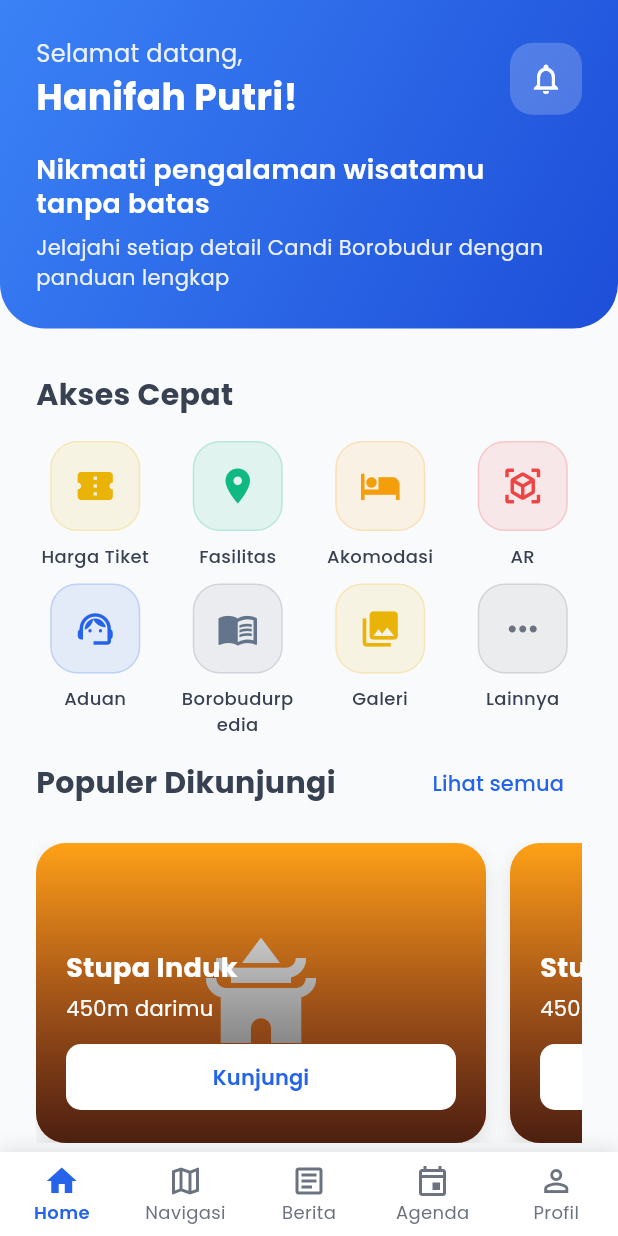
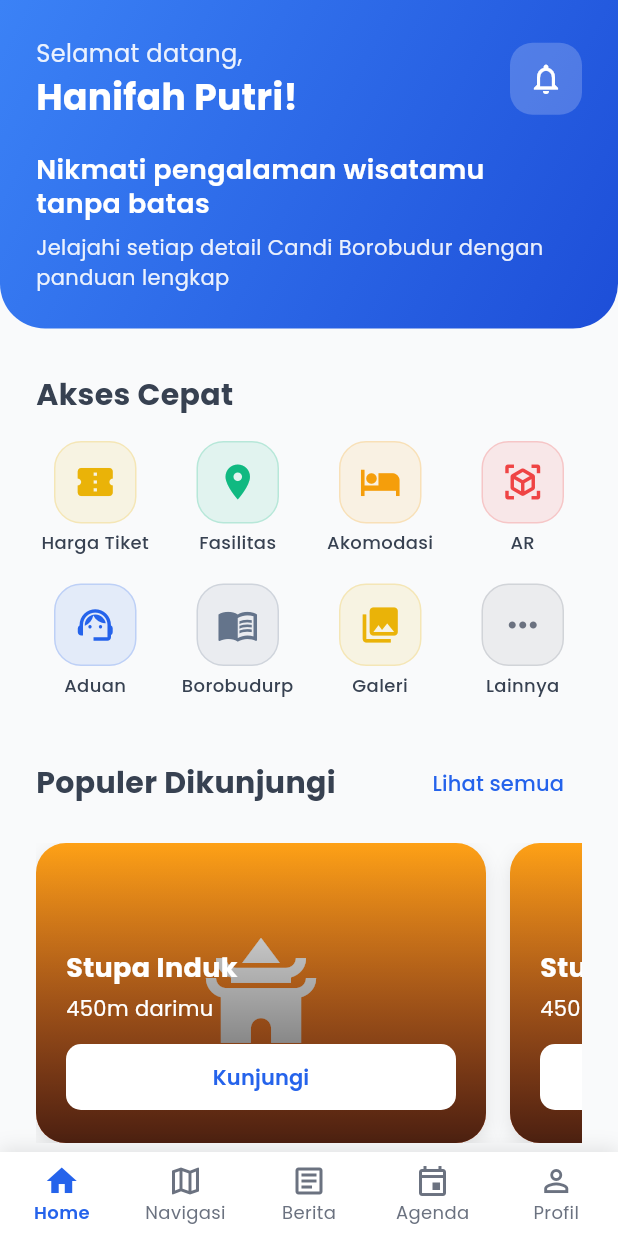
Before and after one commit to fabian4819/DTETI-X-BOROBUDUR-APPS, a Flutter app: the screen it shows after launch, after a tap on "Mulai Menjelajah", after a tap on "Masuk", on a phone screen of 412 x 824 dp. Run offline on Flutter 3.47's test engine with Material 3 defaults, Android fonts, the light colour scheme and no system bars.

Commit message:
Refactor code structure for improved readability and maintainability

```diff
--- a/lib/screens/auth/login_screen.dart
+++ b/lib/screens/auth/login_screen.dart
@@ -31,17 +31,23 @@ class _LoginScreenState extends State<LoginScreen> {
                 child: Column(
                   children: [
                     Container(
-                      width: 80,
-                      height: 80,
+                      width: 100,
+                      height: 100,
                       decoration: BoxDecoration(
                         gradient: AppColors.primaryGradient,
                         borderRadius: BorderRadius.circular(20),
                       ),
-                      child: const Icon(
-                        Icons.temple_buddhist,
-                        size: 40,
-                        color: Colors.white,
-                      ),
+                      child: Image.asset(
+                            'assets/images/splash-screen.png',
+                            fit: BoxFit.cover,
+                            errorBuilder: (context, error, stackTrace) {
+                              return const Icon(
+                                Icons.temple_buddhist,
+                                size: 60,
+                                color: AppColors.primary,
+                              );
+                            },
+                          ),
                     ),
                     const SizedBox(height: 24),
                     const Text(
--- a/lib/screens/home/home_screen.dart
+++ b/lib/screens/home/home_screen.dart
@@ -144,7 +144,9 @@ class HomeScreen extends StatelessWidget {
                             Navigator.push(
                               context,
                               MaterialPageRoute(
-                                builder: (context) => const BorobudurpediaMainScreen(),
+                                builder:
+                                    (context) =>
+                                        const BorobudurpediaMainScreen(),
                               ),
                             );
                           },
@@ -202,9 +204,7 @@ class HomeScreen extends StatelessWidget {
                         itemBuilder: (context, index) {
                           return Container(
                             width: 300,
-                            margin: EdgeInsets.only(
-                              right: index < 2 ? 16 : 0,
-                            ),
+                            margin: EdgeInsets.only(right: index < 2 ? 16 : 0),
                             decoration: BoxDecoration(
                               borderRadius: BorderRadius.circular(20),
                               boxShadow: [
@@ -248,7 +248,8 @@ class HomeScreen extends StatelessWidget {
                                     left: 20,
                                     right: 20,
                                     child: Column(
-                                      crossAxisAlignment: CrossAxisAlignment.start,
+                                      crossAxisAlignment:
+                                          CrossAxisAlignment.start,
                                       children: [
                                         const Text(
                                           'Stupa Induk',
@@ -273,10 +274,15 @@ class HomeScreen extends StatelessWidget {
                                             onPressed: () {},
                                             style: ElevatedButton.styleFrom(
                                               backgroundColor: Colors.white,
-                                              foregroundColor: AppColors.primary,
-                                              padding: const EdgeInsets.symmetric(vertical: 12),
+                                              foregroundColor:
+                                                  AppColors.primary,
+                                              padding:
+                                                  const EdgeInsets.symmetric(
+                                                    vertical: 12,
+                                                  ),
                                               shape: RoundedRectangleBorder(
-                                                borderRadius: BorderRadius.circular(10),
+                                                borderRadius:
+                                                    BorderRadius.circular(10),
                                               ),
                                             ),
                                             child: const Text(
@@ -320,9 +326,7 @@ class HomeScreen extends StatelessWidget {
                     const SizedBox(height: 8),
                     const Text(
                       'Jangan sampai terlewat',
-                      style: TextStyle(
-                        color: AppColors.mediumGray,
-                      ),
+                      style: TextStyle(color: AppColors.mediumGray),
                     ),
                     const SizedBox(height: 16),
                     Container(
@@ -419,30 +423,28 @@ class HomeScreen extends StatelessWidget {
       child: Column(
         children: [
           Container(
-            width: 60,
-            height: 60,
+            width: 55,
+            height: 55,
             decoration: BoxDecoration(
               color: color.withOpacity(0.1),
               borderRadius: BorderRadius.circular(18),
-              border: Border.all(
-                color: color.withOpacity(0.2),
-                width: 1,
+              border: Border.all(color: color.withOpacity(0.2), width: 1),
             ),
+            child: Icon(icon, size: 28, color: color),
           ),
-            child: Icon(
-              icon,
-              size: 28,
-              color: color,
-            ),
-          ),
-          const SizedBox(height: 8),
-          Text(
+          const SizedBox(height: 4),
+          Expanded(
+            // <--- Added Expanded here
+            child: Text(
               label,
               textAlign: TextAlign.center,
+              maxLines: 2,
+              overflow: TextOverflow.ellipsis,
               style: const TextStyle(
                 fontSize: 12,
                 fontWeight: FontWeight.w500,
                 color: AppColors.darkGray,
+              ),
             ),
           ),
         ],
--- a/lib/screens/onboarding_screen.dart
+++ b/lib/screens/onboarding_screen.dart
@@ -1,4 +1,5 @@
 import 'package:flutter/material.dart';
+import 'dart:ui'; // Import for ImageFilter
 import 'auth/login_screen.dart';
 import '../utils/app_colors.dart';
 
@@ -9,61 +10,39 @@ class OnboardingScreen extends StatelessWidget {
   Widget build(BuildContext context) {
     return Scaffold(
       body: Container(
+        // Set the background image
         decoration: const BoxDecoration(
-          gradient: LinearGradient(
-            begin: Alignment.topCenter,
-            end: Alignment.bottomCenter,
-            colors: [
-              Color(0xFF87CEEB),
-              Color(0xFFE6E6FA),
-            ],
+          image: DecorationImage(
+            image: AssetImage(
+              'assets/images/borobudur-onboarding.png',
+            ), // Use AssetImage for local assets
+            fit: BoxFit.cover, // Cover the entire screen
           ),
         ),
         child: SafeArea(
           child: Column(
             children: [
-              Expanded(
-                flex: 3,
-                child: Container(
-                  width: double.infinity,
-                  margin: const EdgeInsets.all(20),
-                  decoration: BoxDecoration(
-                    borderRadius: BorderRadius.circular(20),
-                    boxShadow: [
-                      BoxShadow(
-                        color: Colors.black.withOpacity(0.3),
-                        blurRadius: 20,
-                        offset: const Offset(0, 10),
-                      ),
-                    ],
-                  ),
-                  child: ClipRRect(
-                    borderRadius: BorderRadius.circular(20),
-                    child: Image.network(
-                      'https://images.unsplash.com/photo-1552832230-8b3b4f6e1d3d?w=500',
-                      fit: BoxFit.cover,
-                      errorBuilder: (context, error, stackTrace) {
-                        return Container(
-                          decoration: const BoxDecoration(
-                            gradient: AppColors.sunsetGradient,
-                          ),
-                          child: const Center(
-                            child: Icon(
-                              Icons.temple_buddhist,
-                              size: 100,
-                              color: Colors.white,
-                            ),
-                          ),
-                        );
-                      },
-                    ),
-                  ),
-                ),
+              // Spacer to push content to the bottom (optional, adjust flex as needed)
+              const Expanded(
+                flex:
+                    3, // Adjust this flex to control how much space the top empty part takes
+                child: SizedBox.shrink(), // Empty space
               ),
               Expanded(
                 flex: 2,
-                child: Padding(
+                child: ClipRRect(
+                  borderRadius: const BorderRadius.vertical(
+                    top: Radius.circular(30),
+                  ),
+                  child: BackdropFilter(
+                    filter: ImageFilter.blur(sigmaX: 5.0, sigmaY: 5.0),
+                    child: Container(
                       padding: const EdgeInsets.all(30),
+                      decoration: BoxDecoration(
+                        color: Colors.white.withOpacity(0.6),
+                      ),
+                      child: SingleChildScrollView(
+                        // Tambahkan ini
                         child: Column(
                           mainAxisAlignment: MainAxisAlignment.center,
                           children: [
@@ -71,7 +50,7 @@ class OnboardingScreen extends StatelessWidget {
                               'Pelajari Lebih Dekat,\nLebih Bermakna',
                               textAlign: TextAlign.center,
                               style: TextStyle(
-                          fontSize: 32,
+                                fontSize: 25,
                                 fontWeight: FontWeight.bold,
                                 color: AppColors.darkGray,
                                 height: 1.2,
@@ -82,12 +61,12 @@ class OnboardingScreen extends StatelessWidget {
                               'Jelajahi setiap sudut Candi Borobudur dengan panduan interaktif dan informasi mendalam tentang warisan budaya dunia ini.',
                               textAlign: TextAlign.center,
                               style: TextStyle(
-                          fontSize: 16,
+                                fontSize: 14,
                                 color: AppColors.mediumGray,
                                 height: 1.5,
                               ),
                             ),
-                      const SizedBox(height: 40),
+                            const SizedBox(height: 20),
                             SizedBox(
                               width: double.infinity,
                               child: ElevatedButton(
@@ -101,7 +80,9 @@ class OnboardingScreen extends StatelessWidget {
                                 },
                                 style: ElevatedButton.styleFrom(
                                   backgroundColor: AppColors.primary,
-                            padding: const EdgeInsets.symmetric(vertical: 18),
+                                  padding: const EdgeInsets.symmetric(
+                                    vertical: 18,
+                                  ),
                                   shape: RoundedRectangleBorder(
                                     borderRadius: BorderRadius.circular(15),
                                   ),
@@ -121,6 +102,9 @@ class OnboardingScreen extends StatelessWidget {
                         ),
                       ),
                     ),
+                  ),
+                ),
+              ),
             ],
           ),
         ),
```
Also changed, not shown: assets/images/borobudur-onboarding.png (added). Lines whose indentation alone changed are shown as unchanged.
